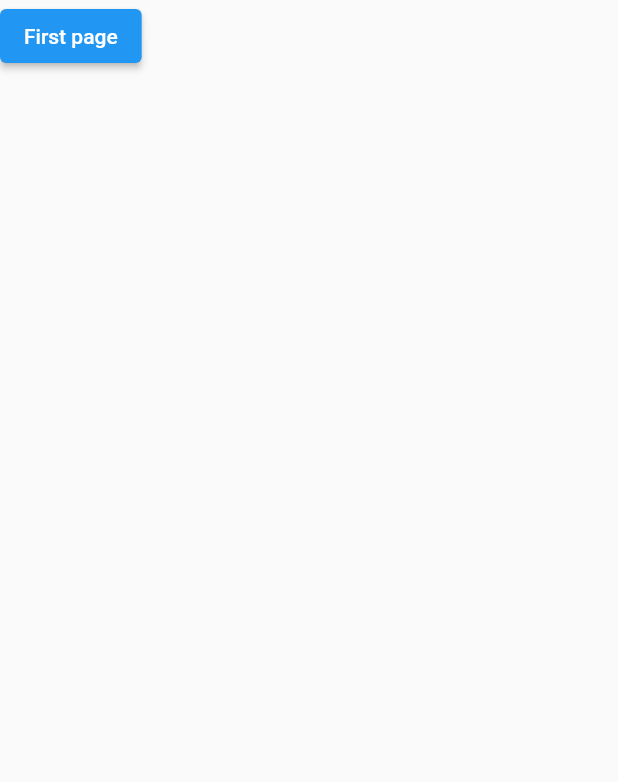
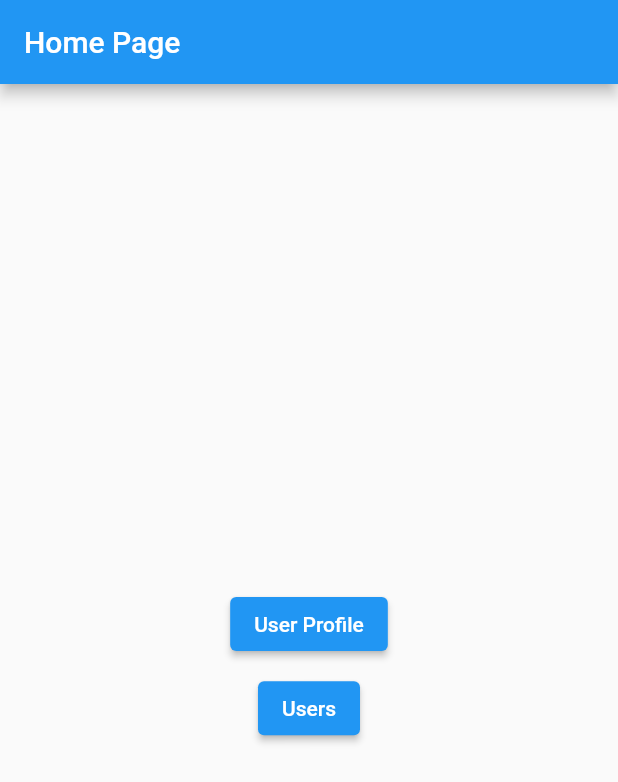
Before and after one commit to Opshanka/FlutterUCSC01, a Flutter app: the screen it shows after launch, on a phone screen of 412 x 824 dp. Shown: the top 782 px of the screen. Run offline on Flutter 3.47's test engine with Material 2 defaults, Android fonts, the phone set to English and light mode, and no system bars.

Commit message:
finalized

```diff
--- /dev/null
+++ b/demo/lib/common/arguments.dart
@@ -0,0 +1,19 @@
+class ToHomePageArguments {
+  final String title;
+
+  ToHomePageArguments({required this.title});
+}
+
+class ToUserListPageArguments {
+  final String title;
+  final String numberOfUsers;
+  ToUserListPageArguments({required this.title, required this.numberOfUsers});
+}
+
+class ToUserProfilePageArguments {
+  final String title;
+  final String name;
+  final String email;
+  final int mobile;
+  ToUserProfilePageArguments({required this.title, required this.name,required this.email,required this.mobile});
+}
--- a/demo/lib/common/route_generator.dart
+++ b/demo/lib/common/route_generator.dart
@@ -0,0 +1,51 @@
+
+import 'package:demo/common/arguments.dart';
+import 'package:demo/views/first_page.dart';
+import 'package:demo/views/home_page.dart';
+import 'package:demo/views/user.dart';
+import 'package:demo/views/users.dart';
+import 'package:flutter/cupertino.dart';
+import 'package:flutter/material.dart';
+
+class RouteGenerator{
+  static Route<dynamic> generateRoute(RouteSettings settings){
+    final args = settings.arguments;
+
+    switch(settings.name){
+      case '/':
+        return MaterialPageRoute(builder: (_) => Home(title: "HomePage"));
+      case '/firspage':
+        return MaterialPageRoute(builder: (_)=> FirstPage(title: "FirstPage"));
+      case '/userprofile':
+        if(args is ToUserProfilePageArguments){
+          return MaterialPageRoute(builder: (_)=> UserProfile(user: args,));
+        }
+        return _errorRoute("Profile Data Error");
+      case '/users':
+        if(args is ToUserListPageArguments){
+          return MaterialPageRoute(builder: (_)=> Users(users: args,));
+        }
+        return _errorRoute("User List Data Error");
+      case '/home':
+        if(args is ToHomePageArguments){
+          return MaterialPageRoute(builder: (_)=> Home(title: args,));
+        }
+        return _errorRoute("Home Data Error");
+       default:
+        return _errorRoute("No page Found");
+    }
+  }
+
+}
+
+ Route<dynamic> _errorRoute(String error){
+  return MaterialPageRoute(builder: (_) {
+    return Scaffold(
+      appBar: AppBar(
+        title: Text("Error"),
+      ),
+      body: Center(child: Text(error),),
+
+    );
+  });
+}
--- a/demo/lib/main.dart
+++ b/demo/lib/main.dart
@@ -1,4 +1,6 @@
+import 'package:demo/common/route_generator.dart';
 import 'package:demo/views/first_page.dart';
+import 'package:demo/views/home_page.dart';
 import 'package:flutter/material.dart';
 
 void main() {
@@ -26,58 +28,9 @@ class MyApp extends StatelessWidget {
         primarySwatch: Colors.blue,
       ),
       initialRoute: '/',
-        routes: {
-        // When navigating to the "/" route, build the FirstScreen widget.
-        '/' : (context) => const MyHomePage(title: "First Screen"),
-        '/firstpage': (context) => const FirstPage(title:"First Screen Test"),
-        // When navigating to the "/second" route, build the SecondScreen widget.
-      },
-
-
+      onGenerateRoute: RouteGenerator.generateRoute,
+      // onGenerateRoute: RouteGenerator.gener,
+      home: Home(title: "Home Page"),
     );
   }
 }
-
-class MyHomePage extends StatefulWidget {
-  const MyHomePage({Key? key, required this.title}) : super(key: key);
-
-  // This widget is the home page of your application. It is stateful, meaning
-  // that it has a State object (defined below) that contains fields that affect
-  // how it looks.
-
-  // This class is the configuration for the state. It holds the values (in this
-  // case the title) provided by the parent (in this case the App widget) and
-  // used by the build method of the State. Fields in a Widget subclass are
-  // always marked "final".
-
-  final String title;
-
-  @override
-  State<MyHomePage> createState() => _MyHomePageState();
-}
-
-class _MyHomePageState extends State<MyHomePage> {
-
-
-  @override
-  Widget build(BuildContext context) {
-    // This method is rerun every time setState is called, for instance as done
-    // by the _incrementCounter method above.
-    //
-    // The Flutter framework has been optimized to make rerunning build methods
-    // fast, so that you can just rebuild anything that needs updating rather
-    // than having to individually change instances of widgets.
-  return Scaffold(
-    body: Column(
-      children : [
-        ElevatedButton(
-          onPressed: ()=> {
-            Navigator.pushNamed(context, "/firstpage"),
-          },
-          child: Text("First page"),
-        )
-      ]
-    ),
-  );
-  }
-}
--- /dev/null
+++ b/demo/lib/views/home_page.dart
@@ -0,0 +1,75 @@
+import 'package:demo/common/arguments.dart';
+import 'package:flutter/material.dart';
+
+class Home extends StatefulWidget {
+  const Home({Key? key, required this.title}) : super(key: key);
+
+  // This widget is the home page of your application. It is stateful, meaning
+  // that it has a State object (defined below) that contains fields that affect
+  // how it looks.
+
+  // This class is the configuration for the state. It holds the values (in this
+  // case the title) provided by the parent (in this case the App widget) and
+  // used by the build method of the State. Fields in a Widget subclass are
+  // always marked "final".
+
+  final title;
+
+  @override
+  State<Home> createState() => _HomeState();
+}
+
+class _HomeState extends State<Home> {
+  @override
+  Widget build(BuildContext context) {
+    // This method is rerun every time setState is called, for instance as done
+    // by the _incrementCounter method above.
+    //
+    // The Flutter framework has been optimized to make rerunning build methods
+    // fast, so that you can just rebuild anything that needs updating rather
+    // than having to individually change instances of widgets.
+    final height = MediaQuery.of(context).size.height;
+    return Scaffold(
+      appBar: AppBar(
+        title: Text(widget.title.toString()),
+      ),
+      body: Center(
+        child: Column(
+          crossAxisAlignment: CrossAxisAlignment.center,
+          mainAxisAlignment: MainAxisAlignment.center,
+          children: [
+          SizedBox(
+            height: height * 0.01,
+          ),
+          ElevatedButton(
+            onPressed: () => {
+              Navigator.of(context).pushNamed(
+               "/userprofile",
+                  arguments: ToUserProfilePageArguments(
+                      title: "User Profile",
+                      name: "Opshanka",
+                      email: "opibabeykoon@gmail.com",
+                      mobile: 070130163,),),
+            },
+            child: Text("User Profile"),
+          ),
+          SizedBox(
+            height: height * 0.01,
+          ),
+          ElevatedButton(
+            onPressed: () => {
+              Navigator.of(context).pushNamed(
+                "/users",
+                arguments: ToUserListPageArguments(
+                  title: "User List",
+                  numberOfUsers: 10.toString(),
+                ),
+              ),
+            },
+            child: Text("Users"),
+          ),
+        ]),
+      ),
+    );
+  }
+}
--- /dev/null
+++ b/demo/lib/views/user.dart
@@ -0,0 +1,48 @@
+import 'package:demo/common/arguments.dart';
+import 'package:flutter/material.dart';
+
+import 'package:flutter/material.dart';
+
+class UserProfile extends StatefulWidget {
+  final user;
+  const UserProfile({this.user, Key? key}) : super(key: key);
+
+  @override
+  _UserProfileState createState() => _UserProfileState();
+}
+
+class _UserProfileState extends State<UserProfile> {
+  @override
+  Widget build(BuildContext context) {
+    final height = MediaQuery.of(context).size.height;
+    return Scaffold(
+      appBar: AppBar(
+        title: Text(widget.user.title.toString()),
+      ),
+      body: Center(
+        child: Column(
+          crossAxisAlignment: CrossAxisAlignment.center,
+          mainAxisAlignment: MainAxisAlignment.center,
+          children: [
+            Text(widget.user.name.toString()),
+            Text(widget.user.email.toString()),
+            Text(widget.user.mobile.toString()),
+            SizedBox(
+              height: height * 0.01,
+            ),
+            ElevatedButton(
+              onPressed: () => {
+                Navigator.pushNamed(
+                  context,
+                  "/home",
+                  arguments: ToHomePageArguments(title: "From user profile",),
+                ),
+              },
+              child: Text("To Home"),
+            ),
+          ],
+        ),
+      ),
+    );
+  }
+}
--- /dev/null
+++ b/demo/lib/views/users.dart
@@ -0,0 +1,43 @@
+import 'package:demo/common/arguments.dart';
+import 'package:flutter/material.dart';
+class Users extends StatefulWidget {
+  final users;
+  const Users({this.users, Key? key }) : super(key: key);
+
+  @override
+  _UsersState createState() => _UsersState();
+}
+
+class _UsersState extends State<Users> {
+  @override
+  Widget build(BuildContext context) {
+    final height = MediaQuery.of(context).size.height;
+    return Scaffold(
+      appBar: AppBar(
+        title: Text( widget.users.title.toString()),
+      ),
+      body: Center(
+        child: Column(
+          crossAxisAlignment: CrossAxisAlignment.center,
+          mainAxisAlignment: MainAxisAlignment.center,
+          children: [
+            Text("Number of Users : ${widget.users.numberOfUsers.toString()}"),
+            SizedBox(
+              height: height * 0.01,
+            ),
+            ElevatedButton(
+              onPressed: () => {
+                Navigator.pushNamed(
+                  context,
+                  "/home",
+                  arguments: ToHomePageArguments(title: "From users",),
+                ),
+              },
+              child: Text("To Home"),
+            ),
+          ],
+        ),
+      ),
+    );
+  }
+}
```
